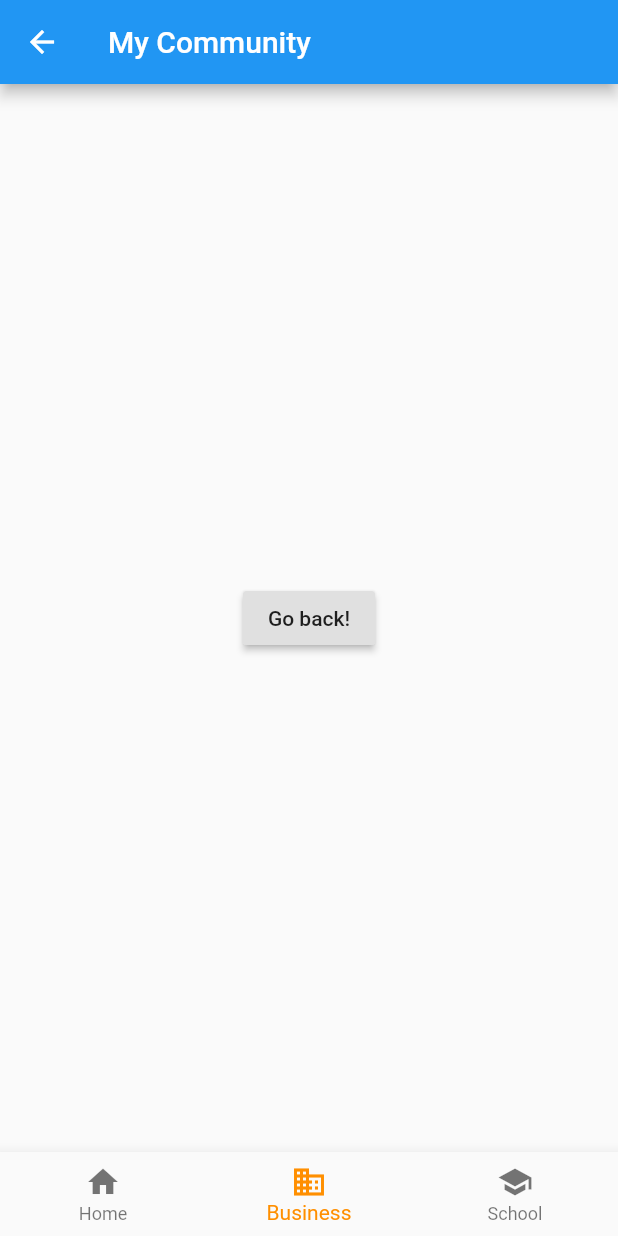
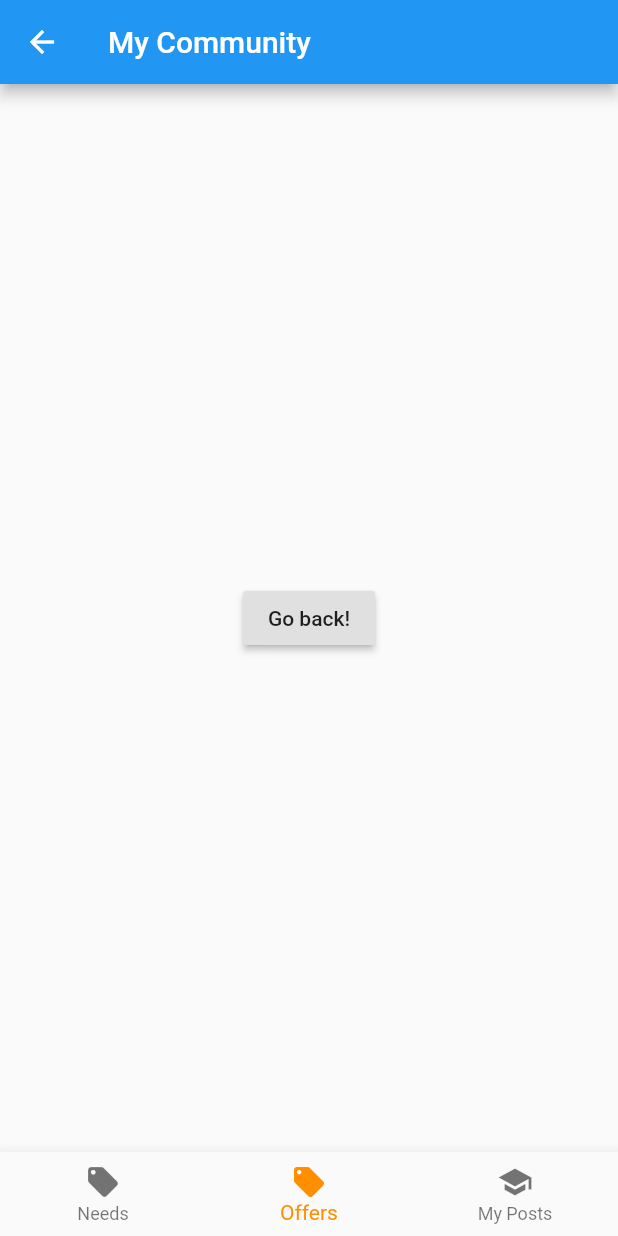
Before and after one commit to nareshidiga/CommunityShareApp, a Flutter app: the Home screen opened directly, on a phone screen of 412 x 824 dp. Run offline on Flutter 3.47's test engine with Material 2 defaults, Android fonts, the phone set to English and light mode, and no system bars; our stand-ins replace flutter_feather_icons, google_fonts, rxdart.

Commit message:
Change tab bar text

```diff
--- a/community_market_place/lib/screens/home.dart
+++ b/community_market_place/lib/screens/home.dart
@@ -43,16 +43,16 @@ class Home extends StatelessWidget {
       bottomNavigationBar: BottomNavigationBar(
         items: const <BottomNavigationBarItem>[
           BottomNavigationBarItem(
-            icon: Icon(Icons.home),
-            title: Text('Home'),
+            icon: Icon(Icons.local_offer),
+            title: Text('Needs'),
           ),
           BottomNavigationBarItem(
-            icon: Icon(Icons.business),
-            title: Text('Business'),
+            icon: Icon(Icons.local_offer),
+            title: Text('Offers'),
           ),
           BottomNavigationBarItem(
             icon: Icon(Icons.school),
-            title: Text('School'),
+            title: Text('My Posts'),
           ),
         ],
         currentIndex: 1,
```
